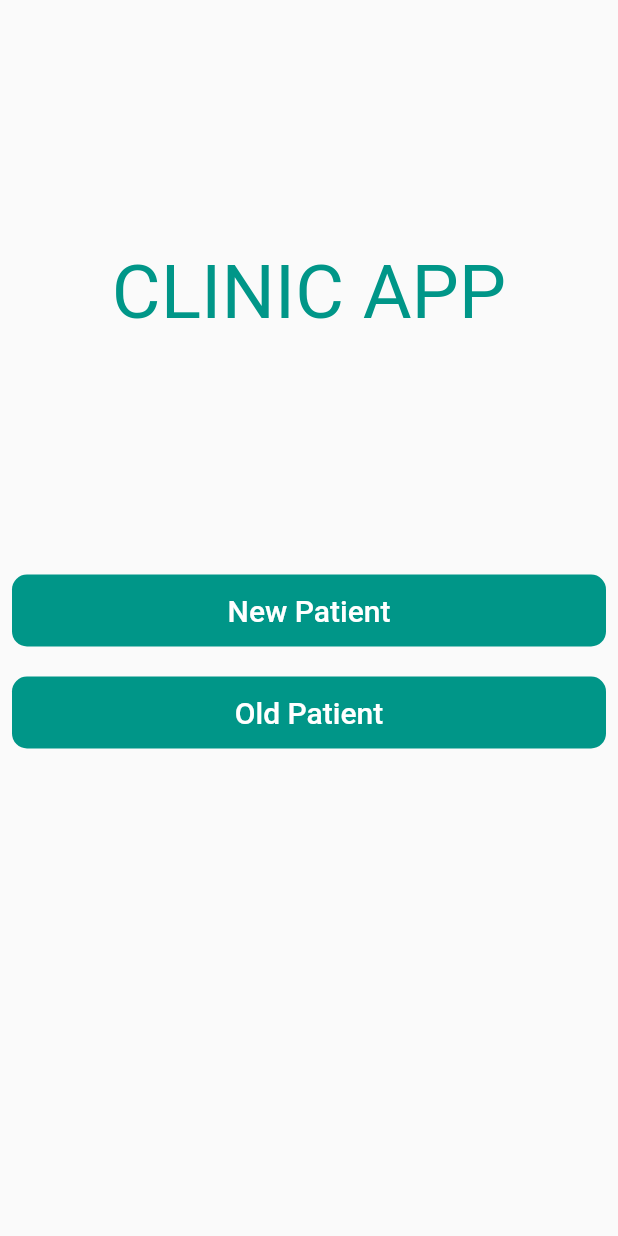
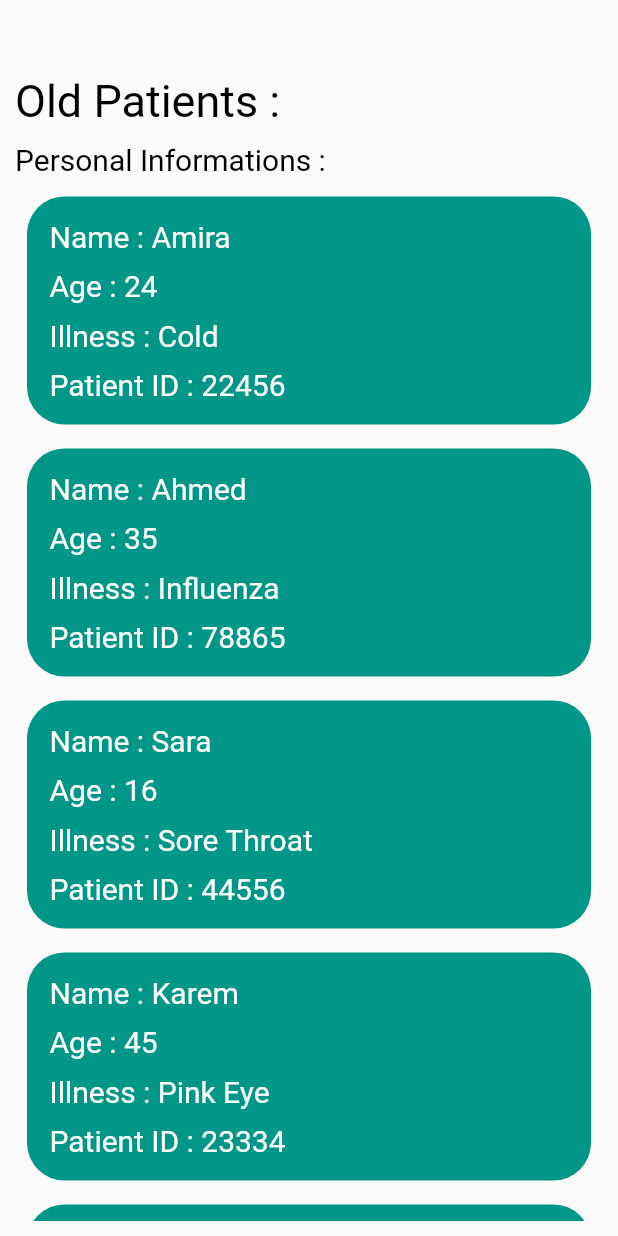
Before and after one commit to MonzerMahmoud/Clinic-Project, a Flutter app: the screen it shows after launch, after a tap on "Old Patient", on a phone screen of 412 x 824 dp. Run offline on Flutter 3.47's test engine with Material 2 defaults, Android fonts, the phone set to English and light mode, and no system bars; our stand-ins replace get, image_picker.

Commit message:
i added old patients page

```diff
--- /dev/null
+++ b/lib/view/old_patients_page.dart
@@ -0,0 +1,95 @@
+import 'package:clinic_project/constants.dart';
+import 'package:clinic_project/view/widgets/custom_text.dart';
+import 'package:flutter/material.dart';
+
+class OldPatientsScreen extends StatelessWidget {
+  final List<String> names = [
+    'Amira',
+    'Ahmed',
+    'Sara',
+    'Karem',
+    'Alaa',
+    'Anas',
+    'Fatima',
+    'Samar'
+  ];
+  final List<String> age = [
+    '24',
+    '35',
+    '16',
+    '45',
+    '28',
+    '29',
+    '24',
+    '20',
+  ];
+  final List<String> illness = [
+    'Cold',
+    'Influenza',
+    'Sore Throat',
+    'Pink Eye',
+    'Headache',
+    'Sinusitis',
+    'Bronchitis',
+    'Diarrhea',
+  ];
+  final List<String> id = [
+    '22456',
+    '78865',
+    '44556',
+    '23334',
+    '24456',
+    '23456',
+    '78908',
+    '45567',
+  ];
+  @override
+  Widget build(BuildContext context) {
+    return Scaffold(
+      body: Container(
+        child: Padding(
+          padding: const EdgeInsets.fromLTRB(10,50,10,10),
+          child: Column(
+            children: [
+              CustomText(text: 'Old Patients :',fontSize: 30,),
+              SizedBox(height: 10,),
+              CustomText(text: 'Personal Informations :',fontSize: 20,),
+              SizedBox(height: 5,),
+              Expanded(
+                child: ListView.builder(
+                  itemCount: names.length,
+                  scrollDirection: Axis.vertical,
+                  itemBuilder: (context, index) {
+                    return Padding(
+                      padding: const EdgeInsets.all(8.0),
+                      child: Container(
+                        decoration: BoxDecoration(borderRadius: BorderRadius.circular(25),
+                        color: primaryColor,
+                        ),
+
+                        child: Padding(
+                          padding: const EdgeInsets.all(15.0),
+                          child: Column(
+                            children: [CustomText(text: 'Name : ${names[index]}',fontSize: 20,color: Colors.white,),
+                            SizedBox(height: 10,),
+                            CustomText(text: 'Age : ${age[index]}',fontSize: 20,color: Colors.white),
+                            SizedBox(height: 10,),
+                            CustomText(text: 'Illness : ${illness[index]}',fontSize: 20,color: Colors.white),
+                            SizedBox(height: 10,),
+                            CustomText(text: 'Patient ID : ${id[index]}',fontSize: 20,color: Colors.white),
+
+                            ],
+                          ),
+                        ),
+                      ),
+                    );
+                  },
+                ),
+              ),
+            ],
+          ),
+        ),
+      ),
+    );
+  }
+}
--- a/lib/view/patients_status_page.dart
+++ b/lib/view/patients_status_page.dart
@@ -4,6 +4,7 @@ import 'package:clinic_project/view/widgets/custom_text.dart';
 import 'package:flutter/material.dart';
 import 'package:get/get.dart';
 import 'form.dart';
+import 'old_patients_page.dart';
 
 class PatientsStatusPage extends StatelessWidget {
   const PatientsStatusPage({Key? key}) : super(key: key);
@@ -34,7 +35,7 @@ class PatientsStatusPage extends StatelessWidget {
                 SizedBox(
                   height: 20,
                 ),
-                CustomButton(onPressed: () {}, text: 'Old Patient'),
+                CustomButton(onPressed: ()=>Get.to(()=>OldPatientsScreen()), text: 'Old Patient'),
               ],
             ),
             SizedBox(height: 1,)
```
Also changed, not shown: 3 other files.
